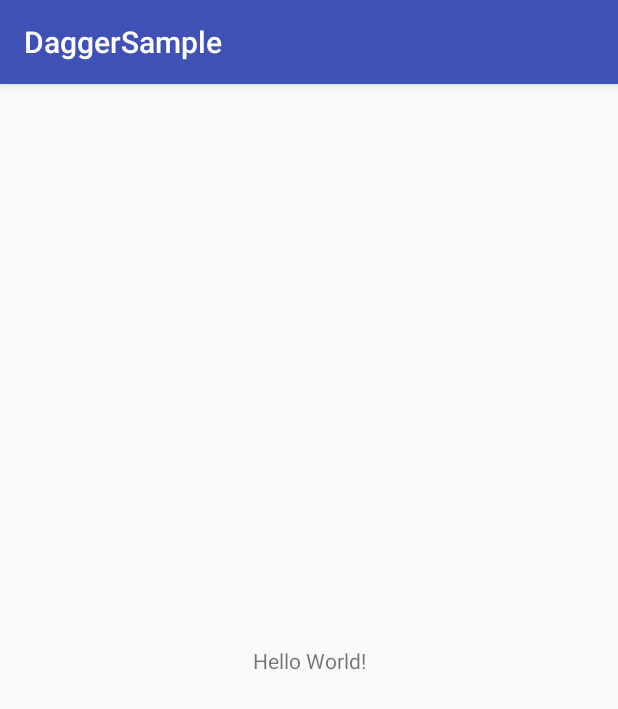
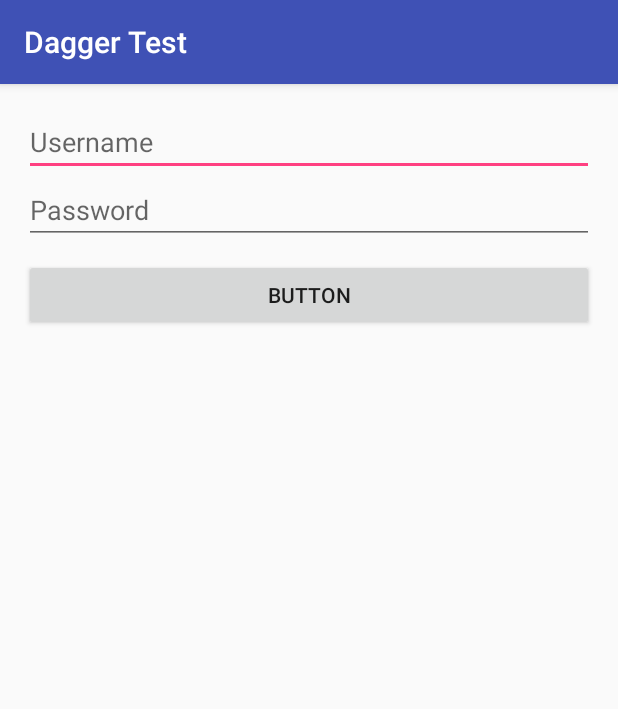
Before and after one commit to MavsPeterKE/AndroidDaggerSample, an Android app: the screen it shows after launch (MainActivity), on a phone screen of 412 x 824 dp. Shown: the top 709 px of the screen. Run offline under Robolectric (Android 15) with nearby library versions, the light colour scheme and no system bars; our stand-ins replace ButterKnife, Dagger/Hilt's generated code.

Commit message:
Simple Dagger 2 Sample

```diff
--- a/app/build.gradle
+++ b/app/build.gradle
@@ -25,4 +25,8 @@ dependencies {
     testImplementation 'junit:junit:4.12'
     androidTestImplementation 'com.android.support.test:runner:1.0.2'
     androidTestImplementation 'com.android.support.test.espresso:espresso-core:3.0.2'
+    implementation 'com.google.dagger:dagger:2.15'
+    annotationProcessor 'com.google.dagger:dagger-compiler:2.15'
+    implementation 'com.jakewharton:butterknife:8.8.1'
+    annotationProcessor 'com.jakewharton:butterknife-compiler:8.8.1'
 }
--- a/app/src/main/AndroidManifest.xml
+++ b/app/src/main/AndroidManifest.xml
@@ -3,13 +3,14 @@
     package="com.example.peter.daggersample">
 
     <application
+        android:name=".MyApp"
         android:allowBackup="true"
         android:icon="@mipmap/ic_launcher"
         android:label="@string/app_name"
         android:roundIcon="@mipmap/ic_launcher_round"
         android:supportsRtl="true"
         android:theme="@style/AppTheme">
-        <activity android:name=".MainActivity">
+        <activity android:name=".view.MainActivity">
             <intent-filter>
                 <action android:name="android.intent.action.MAIN" />
 
--- a/app/src/main/java/com/example/peter/daggersample/MainActivity.java
+++ /dev/null
@@ -1,13 +0,0 @@
-package com.example.peter.daggersample;
-
-import android.support.v7.app.AppCompatActivity;
-import android.os.Bundle;
-
-public class MainActivity extends AppCompatActivity {
-
-    @Override
-    protected void onCreate(Bundle savedInstanceState) {
-        super.onCreate(savedInstanceState);
-        setContentView(R.layout.activity_main);
-    }
-}
--- /dev/null
+++ b/app/src/main/java/com/example/peter/daggersample/MyApp.java
@@ -0,0 +1,32 @@
+package com.example.peter.daggersample;
+
+import android.app.Application;
+
+import com.example.peter.daggersample.di.components.DaggerUserComponent;
+import com.example.peter.daggersample.di.components.UserComponent;
+import com.example.peter.daggersample.di.modules.UserModule;
+
+public class MyApp extends Application {
+    private static MyApp app;
+    private UserModule userModule;
+    private UserComponent userComponent;
+
+    @Override
+    public void onCreate() {
+        super.onCreate();
+        app = this;
+
+        userModule = new UserModule();
+        userComponent = DaggerUserComponent.builder()
+                .userModule(userModule)
+                .build();
+    }
+
+    public static MyApp app() {
+        return app;
+    }
+
+    public UserComponent userComponent() {
+        return userComponent;
+    }
+}
--- /dev/null
+++ b/app/src/main/java/com/example/peter/daggersample/di/components/UserComponent.java
@@ -0,0 +1,13 @@
+package com.example.peter.daggersample.di.components;
+
+import android.app.Activity;
+
+import com.example.peter.daggersample.di.modules.UserModule;
+import com.example.peter.daggersample.view.MainActivity;
+
+import dagger.Component;
+
+@Component(modules = UserModule.class)
+public interface UserComponent {
+   void inject(MainActivity mainActivity);
+}
--- /dev/null
+++ b/app/src/main/java/com/example/peter/daggersample/di/modules/UserModule.java
@@ -0,0 +1,15 @@
+package com.example.peter.daggersample.di.modules;
+
+import com.example.peter.daggersample.model.User;
+
+import dagger.Module;
+import dagger.Provides;
+
+@Module
+public class UserModule {
+
+    @Provides
+    User providesUser() {
+        return new User();
+    }
+}
--- /dev/null
+++ b/app/src/main/java/com/example/peter/daggersample/model/User.java
@@ -0,0 +1,30 @@
+package com.example.peter.daggersample.model;
+
+public class User {
+    private String username;
+    private String password;
+
+    public User() {
+    }
+
+    public User(String username, String password) {
+        this.username = username;
+        this.password = password;
+    }
+
+    public String getUsername() {
+        return username;
+    }
+
+    public void setUsername(String username) {
+        this.username = username;
+    }
+
+    public String getPassword() {
+        return password;
+    }
+
+    public void setPassword(String password) {
+        this.password = password;
+    }
+}
--- /dev/null
+++ b/app/src/main/java/com/example/peter/daggersample/view/MainActivity.java
@@ -0,0 +1,62 @@
+package com.example.peter.daggersample.view;
+
+import android.support.v7.app.AppCompatActivity;
+import android.os.Bundle;
+import android.widget.EditText;
+import android.widget.Toast;
+
+import com.example.peter.daggersample.MyApp;
+import com.example.peter.daggersample.R;
+import com.example.peter.daggersample.di.components.DaggerUserComponent;
+import com.example.peter.daggersample.di.components.UserComponent;
+import com.example.peter.daggersample.model.User;
+
+import javax.inject.Inject;
+
+import butterknife.BindView;
+import butterknife.ButterKnife;
+import butterknife.OnClick;
+
+public class MainActivity extends AppCompatActivity {
+    @BindView(R.id.edusername)
+    EditText edUsername;
+    @BindView(R.id.edpassword)
+    EditText edPassword;
+    @Inject
+    User mUser;
+
+    @Override
+    protected void onCreate(Bundle savedInstanceState) {
+        super.onCreate(savedInstanceState);
+        setContentView(R.layout.activity_main);
+        ButterKnife.bind(this);
+        MyApp.app().userComponent().inject(this);
+    }
+
+    @OnClick(R.id.btlogin)
+    void login() {
+        getUserInput();
+    }
+
+    /**
+     * Method that retrieves user input from the edittexts and bind them to the user opbject
+     */
+    public void getUserInput() {
+        String username = edUsername.getText().toString().trim();
+        String password = edPassword.getText().toString().trim();
+
+        mUser.setUsername(username);
+        mUser.setPassword(password);
+        showUserDetail(mUser);
+    }
+
+    /**
+     * method that displays user details
+     *
+     * @param user
+     */
+    public void showUserDetail(User user) {
+        Toast.makeText(this, "Username: " + user.getUsername() + " " + user.getPassword(), Toast
+                .LENGTH_SHORT).show();
+    }
+}
--- a/app/src/main/res/layout/activity_main.xml
+++ b/app/src/main/res/layout/activity_main.xml
@@ -1,18 +1,39 @@
 <?xml version="1.0" encoding="utf-8"?>
-<android.support.constraint.ConstraintLayout xmlns:android="http://schemas.android.com/apk/res/android"
-    xmlns:app="http://schemas.android.com/apk/res-auto"
+<LinearLayout xmlns:android="http://schemas.android.com/apk/res/android"
     xmlns:tools="http://schemas.android.com/tools"
     android:layout_width="match_parent"
     android:layout_height="match_parent"
-    tools:context=".MainActivity">
+    android:orientation="vertical"
+    tools:context=".view.MainActivity">
 
-    <TextView
-        android:layout_width="wrap_content"
+
+    <EditText
+        android:id="@+id/edusername"
+        android:layout_width="match_parent"
         android:layout_height="wrap_content"
-        android:text="Hello World!"
-        app:layout_constraintBottom_toBottomOf="parent"
-        app:layout_constraintLeft_toLeftOf="parent"
-        app:layout_constraintRight_toRightOf="parent"
-        app:layout_constraintTop_toTopOf="parent" />
+        android:ems="10"
+        android:layout_marginTop="16dp"
+        android:inputType="textPersonName"
+        android:layout_marginLeft="16dp"
+        android:layout_marginRight="16dp"
+        android:hint="@string/hint_username" />
 
-</android.support.constraint.ConstraintLayout>
+    <EditText
+        android:id="@+id/edpassword"
+        android:layout_width="match_parent"
+        android:layout_height="wrap_content"
+        android:ems="10"
+        android:inputType="textPersonName"
+        android:layout_marginLeft="16dp"
+        android:layout_marginRight="16dp"
+       android:hint="@string/hint_password" />
+
+    <Button
+        android:id="@+id/btlogin"
+        android:layout_width="match_parent"
+        android:layout_height="wrap_content"
+        android:layout_marginTop="10dp"
+        android:layout_marginLeft="16dp"
+        android:layout_marginRight="16dp"
+        android:text="Button" />
+</LinearLayout>
--- a/app/src/main/res/values/strings.xml
+++ b/app/src/main/res/values/strings.xml
@@ -1,3 +1,6 @@
 <resources>
-    <string name="app_name">DaggerSample</string>
+    <string name="app_name">Dagger Test</string>
+    <string name="hint_username">Username</string>
+    <string name="hint_password">Password</string>
+    <string name="btn_login">Login</string>
 </resources>
```
